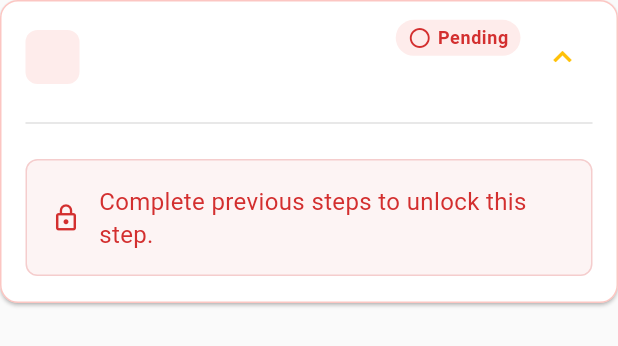
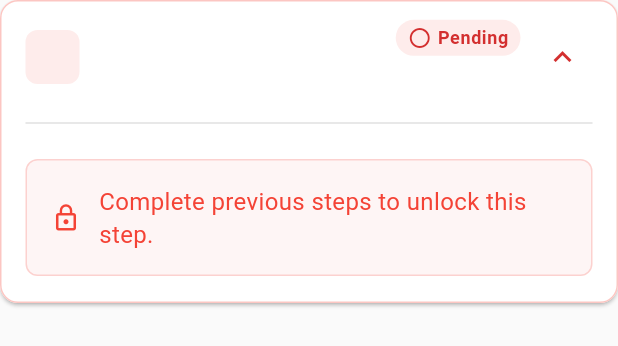
Before and after one commit to jenadiusnicholaus/pola, a Flutter app: the DetailedVerificationStep widget shown alone on an empty page, opened directly with empty values, on a phone screen of 412 x 824 dp. Shown: the top 346 px of the screen. Run offline on Flutter 3.47's test engine with Material 3 defaults, Android fonts, the light colour scheme and no system bars; our stand-ins replace dio, file_picker, flutter_dotenv, flutter_secure_storage, get, get_storage and 3 more; accounts and stored records are empty; network calls fail.

Commit message:
feat: Update Podfile and Podfile.lock for SDWebImage compatibility; enhance verification UI and logic; update dependencies in pubspec.yaml

```diff
--- a/lib/features/user_verification/widgets/detailed_verification_step.dart
+++ b/lib/features/user_verification/widgets/detailed_verification_step.dart
@@ -39,13 +39,20 @@ class DetailedVerificationStep extends StatelessWidget {
       child: Container(
         decoration: BoxDecoration(
           borderRadius: BorderRadius.circular(12),
+          color: _getStepBackgroundColor(theme),
           border: Border.all(
             color: _getStepBorderColor(theme),
             width: isCurrent ? 2 : 1,
           ),
         ),
         child: Theme(
-          data: theme.copyWith(dividerColor: Colors.transparent),
+          data: theme.copyWith(
+            dividerColor: Colors.transparent,
+            expansionTileTheme: theme.expansionTileTheme.copyWith(
+              iconColor: _getStepIconColor(theme),
+              collapsedIconColor: _getStepIconColor(theme),
+            ),
+          ),
           child: ExpansionTile(
             initiallyExpanded: isCurrent || !isCompleted,
             leading: Container(
@@ -67,9 +74,7 @@ class DetailedVerificationStep extends StatelessWidget {
                     title,
                     style: theme.textTheme.titleMedium?.copyWith(
                       fontWeight: FontWeight.w600,
-                      color: isCurrent
-                          ? Colors.amber[700]
-                          : theme.colorScheme.onSurface,
+                      color: _getStepTitleColor(theme),
                     ),
                   ),
                 ),
@@ -83,7 +88,7 @@ class DetailedVerificationStep extends StatelessWidget {
                 Text(
                   description,
                   style: theme.textTheme.bodyMedium?.copyWith(
-                    color: theme.textTheme.bodySmall?.color,
+                    color: _getStepDescriptionColor(theme),
                   ),
                 ),
                 if (isCurrent && missingInfo.isNotEmpty) ...[
@@ -147,13 +152,13 @@ class DetailedVerificationStep extends StatelessWidget {
             Icon(
               Icons.check_circle,
               size: 16,
-              color: Colors.green[700],
+              color: Colors.green[700]!,
             ),
             const SizedBox(width: 4),
             Text(
               'Complete',
               style: theme.textTheme.bodySmall?.copyWith(
-                color: Colors.green[700],
+                color: Colors.green[700]!,
                 fontWeight: FontWeight.w600,
               ),
             ),
@@ -173,13 +178,13 @@ class DetailedVerificationStep extends StatelessWidget {
             Icon(
               Icons.radio_button_checked,
               size: 16,
-              color: Colors.amber[700],
+              color: Colors.amber[700]!,
             ),
             const SizedBox(width: 4),
             Text(
               'Current',
               style: theme.textTheme.bodySmall?.copyWith(
-                color: Colors.amber[700],
+                color: Colors.amber[700]!,
                 fontWeight: FontWeight.w600,
               ),
             ),
@@ -199,13 +204,13 @@ class DetailedVerificationStep extends StatelessWidget {
             Icon(
               Icons.radio_button_unchecked,
               size: 16,
-              color: Colors.red[700],
+              color: Colors.red[700]!,
             ),
             const SizedBox(width: 4),
             Text(
               'Pending',
               style: theme.textTheme.bodySmall?.copyWith(
-                color: Colors.red[700],
+                color: Colors.red[700]!,
                 fontWeight: FontWeight.w600,
               ),
             ),
@@ -299,7 +304,7 @@ class DetailedVerificationStep extends StatelessWidget {
             theme,
             'This step has been completed successfully.',
             Icons.check_circle,
-            Colors.green,
+            Colors.green[700]!,
           ),
         ] else if (isCurrent) ...[
           _buildInfoCard(
@@ -315,7 +320,7 @@ class DetailedVerificationStep extends StatelessWidget {
             theme,
             'Complete previous steps to unlock this step.',
             Icons.lock_outline,
-            Colors.red[700]!,
+            theme.colorScheme.error,
           ),
         ],
       ],
@@ -330,7 +335,8 @@ class DetailedVerificationStep extends StatelessWidget {
     bool isWarning = false,
   }) {
     final theme = Theme.of(context);
-    final color = isWarning ? Colors.red[700]! : Colors.green[700]!;
+    final color =
+        isWarning ? theme.colorScheme.error : _getStepIconColor(theme);
 
     return Row(
       children: [
@@ -350,7 +356,9 @@ class DetailedVerificationStep extends StatelessWidget {
               Text(
                 subtitle,
                 style: theme.textTheme.bodySmall?.copyWith(
-                  color: theme.textTheme.bodySmall?.color?.withOpacity(0.7),
+                  color: isWarning
+                      ? theme.colorScheme.error.withOpacity(0.7)
+                      : _getStepIconColor(theme).withOpacity(0.7),
                 ),
               ),
             ],
@@ -917,6 +925,25 @@ class DetailedVerificationStep extends StatelessWidget {
     if (isCompleted) return Colors.green[700]!;
     if (isCurrent) return Colors.amber[700]!;
     return Colors.red[700]!;
+  }
+
+  Color _getStepTitleColor(ThemeData theme) {
+    if (isCompleted) return Colors.green[700]!;
+    if (isCurrent) return Colors.amber[700]!;
+    return theme.colorScheme.onSurface;
+  }
+
+  Color _getStepBackgroundColor(ThemeData theme) {
+    if (isCompleted) return Colors.green.withOpacity(0.02);
+    if (isCurrent) return Colors.amber.withOpacity(0.02);
+    return theme.colorScheme.surface;
+  }
+
+  Color _getStepDescriptionColor(ThemeData theme) {
+    if (isCompleted) return Colors.green[600]!.withOpacity(0.8);
+    if (isCurrent) return Colors.amber[600]!.withOpacity(0.8);
+    return theme.textTheme.bodySmall?.color ??
+        theme.colorScheme.onSurface.withOpacity(0.7);
   }
 
   Color _getDocumentStatusColor(String status, [BuildContext? context]) {
--- a/pubspec.yaml
+++ b/pubspec.yaml
@@ -55,9 +55,9 @@ dependencies:
   jwt_decoder: ^2.0.1
 
   # File Picking & Image Selection
-  image_picker: ^1.0.4
-  file_picker: ^6.1.1
-  permission_handler: ^11.0.1
+  image_picker: ^1.1.2
+  file_picker: ^8.0.0+1
+  permission_handler: ^11.3.1
 
   # The following adds the Cupertino Icons font to your application.
   # Use with the CupertinoIcons class for iOS style icons.
```
Also changed, not shown: lib/features/user_verification/screens/verification_screen.dart (+23 -15 lines), lib/features/user_verification/widgets/verification_progress_card.dart (+50 -24 lines), lib/features/user_verification/widgets/verification_status_header.dart (+14 -9 lines), pubspec.lock, 3 other files.
